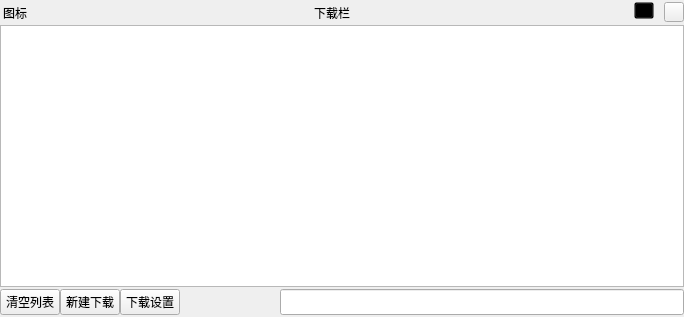
The window that VideoPlayer/browser/WebDownLoadList.ui (huizhang556/pc-video-player) describes before a commit, drawn with Qt 5.
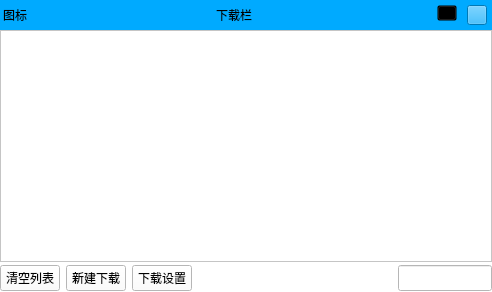
The same window after the commit. Icons and pictures are not drawn.

Patch:
```diff
--- a/VideoPlayer/browser/WebDownLoadList.ui
+++ b/VideoPlayer/browser/WebDownLoadList.ui
@@ -6,51 +6,54 @@
    <rect>
     <x>0</x>
     <y>0</y>
-    <width>684</width>
-    <height>317</height>
+    <width>492</width>
+    <height>292</height>
    </rect>
   </property>
   <property name="windowTitle">
    <string>Form</string>
   </property>
   <property name="styleSheet">
-   <string notr="true">/*background-color: #2a2a31;*/</string>
+   <string notr="true">background-color:white;</string>
   </property>
+  <layout class="QVBoxLayout" name="verticalLayout_3">
+   <property name="spacing">
+    <number>0</number>
+   </property>
+   <property name="leftMargin">
+    <number>0</number>
+   </property>
+   <property name="topMargin">
+    <number>0</number>
+   </property>
+   <property name="rightMargin">
+    <number>0</number>
+   </property>
+   <property name="bottomMargin">
+    <number>0</number>
+   </property>
+   <item>
   <layout class="QVBoxLayout" name="verticalLayout_2">
    <property name="spacing">
     <number>0</number>
    </property>
-   <property name="leftMargin">
-    <number>0</number>
-   </property>
-   <property name="topMargin">
-    <number>0</number>
-   </property>
-   <property name="rightMargin">
-    <number>0</number>
-   </property>
-   <property name="bottomMargin">
-    <number>0</number>
-   </property>
-   <item>
-    <layout class="QVBoxLayout" name="verticalLayout">
-     <property name="spacing">
-      <number>0</number>
-     </property>
      <item>
       <widget class="QWidget" name="widget" native="true">
        <property name="minimumSize">
         <size>
          <width>0</width>
-         <height>25</height>
+         <height>30</height>
         </size>
        </property>
        <property name="maximumSize">
         <size>
          <width>16777215</width>
-         <height>25</height>
+         <height>30</height>
         </size>
        </property>
+       <property name="styleSheet">
+        <string notr="true">background-color:#00aaff;</string>
+       </property>
        <layout class="QHBoxLayout" name="horizontalLayout_6">
         <property name="spacing">
          <number>0</number>
@@ -62,7 +65,7 @@
          <number>0</number>
         </property>
         <property name="rightMargin">
-         <number>0</number>
+         <number>5</number>
         </property>
         <property name="bottomMargin">
          <number>0</number>
@@ -161,7 +164,7 @@
 {
 background-color: transparent;
 border-image: url(:/images/icon/min2.png);
-margin-bottom:3px;
+margin-bottom:4px;
 }
 
 QPushButton:hover
@@ -210,6 +213,11 @@
       </widget>
      </item>
      <item>
+      <layout class="QVBoxLayout" name="verticalLayout">
+       <property name="spacing">
+        <number>0</number>
+       </property>
+       <item>
       <widget class="QListWidget" name="listWidget_list"/>
      </item>
      <item>
@@ -227,20 +235,13 @@
         </size>
        </property>
        <property name="styleSheet">
-        <string notr="true">QPushButton
-{
-border-image: url(:/images/icon/return_normal.png);
-}
-QPushButton:hover
-{
-border-image: url(:/images/icon/return_hover.png);
-}</string>
+          <string notr="true"/>
        </property>
        <property name="currentIndex">
         <number>0</number>
        </property>
        <widget class="QWidget" name="page">
-        <layout class="QHBoxLayout" name="horizontalLayout_3">
+          <layout class="QHBoxLayout" name="horizontalLayout_4">
          <property name="spacing">
           <number>0</number>
          </property>
@@ -257,8 +258,30 @@
           <number>0</number>
          </property>
          <item>
+            <widget class="QWidget" name="widget_download" native="true">
+             <property name="minimumSize">
+              <size>
+               <width>0</width>
+               <height>32</height>
+              </size>
+             </property>
+             <property name="maximumSize">
+              <size>
+               <width>16777215</width>
+               <height>32</height>
+              </size>
+             </property>
           <layout class="QHBoxLayout" name="horizontalLayout_2">
-           <property name="spacing">
+              <property name="leftMargin">
+               <number>0</number>
+              </property>
+              <property name="topMargin">
+               <number>0</number>
+              </property>
+              <property name="rightMargin">
+               <number>0</number>
+              </property>
+              <property name="bottomMargin">
             <number>0</number>
            </property>
            <item>
@@ -272,7 +295,7 @@
              <property name="maximumSize">
               <size>
                <width>60</width>
-               <height>16777215</height>
+                  <height>26</height>
               </size>
              </property>
              <property name="styleSheet">
@@ -302,7 +325,7 @@
              <property name="maximumSize">
               <size>
                <width>60</width>
-               <height>16777215</height>
+                  <height>26</height>
               </size>
              </property>
              <property name="styleSheet">
@@ -332,7 +355,7 @@
              <property name="maximumSize">
               <size>
                <width>60</width>
-               <height>16777215</height>
+                  <height>26</height>
               </size>
              </property>
              <property name="styleSheet">
@@ -361,7 +384,7 @@
              </property>
              <property name="sizeHint" stdset="0">
               <size>
-               <width>100</width>
+                  <width>200</width>
                <height>20</height>
               </size>
              </property>
@@ -375,9 +398,16 @@
                <height>26</height>
               </size>
              </property>
+                <property name="maximumSize">
+                 <size>
+                  <width>16777215</width>
+                  <height>26</height>
+                 </size>
+                </property>
             </widget>
            </item>
           </layout>
+            </widget>
          </item>
         </layout>
        </widget>
@@ -399,12 +429,49 @@
           <number>0</number>
          </property>
          <item>
-          <layout class="QHBoxLayout" name="horizontalLayout_4">
+            <widget class="QWidget" name="widget_input" native="true">
+             <property name="minimumSize">
+              <size>
+               <width>0</width>
+               <height>30</height>
+              </size>
+             </property>
+             <property name="maximumSize">
+              <size>
+               <width>16777215</width>
+               <height>30</height>
+              </size>
+             </property>
+             <layout class="QHBoxLayout" name="horizontalLayout_3">
            <property name="spacing">
             <number>0</number>
            </property>
+              <property name="leftMargin">
+               <number>0</number>
+              </property>
+              <property name="topMargin">
+               <number>0</number>
+              </property>
+              <property name="rightMargin">
+               <number>0</number>
+              </property>
+              <property name="bottomMargin">
+               <number>0</number>
+              </property>
            <item>
             <widget class="QLabel" name="label_input">
+                <property name="minimumSize">
+                 <size>
+                  <width>0</width>
+                  <height>28</height>
+                 </size>
+                </property>
+                <property name="maximumSize">
+                 <size>
+                  <width>16777215</width>
+                  <height>28</height>
+                 </size>
+                </property>
              <property name="text">
               <string>请输入下载地址:</string>
              </property>
@@ -418,13 +485,19 @@
                <height>28</height>
               </size>
              </property>
+                <property name="maximumSize">
+                 <size>
+                  <width>16777215</width>
+                  <height>28</height>
+                 </size>
+                </property>
             </widget>
            </item>
            <item>
             <widget class="QPushButton" name="pushButton_return">
              <property name="minimumSize">
               <size>
-               <width>0</width>
+                  <width>30</width>
                <height>28</height>
               </size>
              </property>
@@ -437,24 +510,27 @@
              <property name="styleSheet">
               <string notr="true">#pushButton_return
 {
-background-image: url(:/images/icon/return_normal.png);
+
 }
 
 #pushButton_return:hover
 {
-border-image: url(:/images/icon/return_hover.png);
+
 }</string>
              </property>
              <property name="text">
-              <string/>
+                 <string>返回</string>
              </property>
             </widget>
            </item>
           </layout>
+            </widget>
          </item>
         </layout>
        </widget>
       </widget>
+       </item>
+      </layout>
      </item>
     </layout>
    </item>
```
Lines whose indentation alone changed are shown as unchanged.
